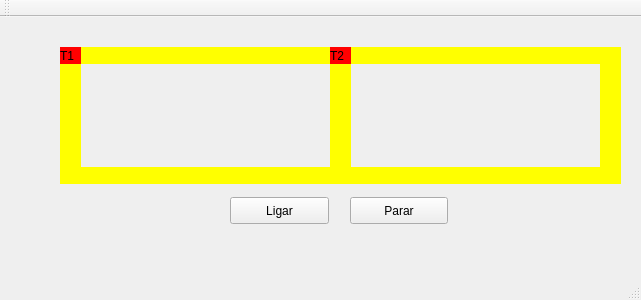
Before: the Qt Designer form mainwindow.ui in davi-i/projeto-trens, drawn with Qt 5.
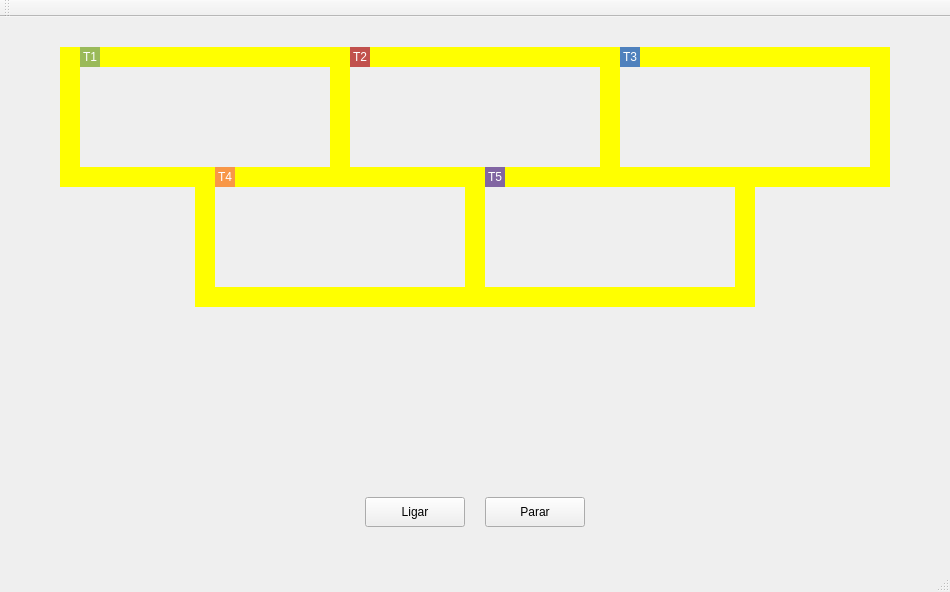
After: the same form once the commit is applied.

Diff of the .ui file:
```diff
--- a/mainwindow.ui
+++ b/mainwindow.ui
@@ -6,29 +6,35 @@
    <rect>
     <x>0</x>
     <y>0</y>
-    <width>641</width>
-    <height>300</height>
+    <width>950</width>
+    <height>592</height>
    </rect>
   </property>
   <property name="windowTitle">
    <string>MainWindow</string>
   </property>
+  <property name="styleSheet">
+   <string notr="true">QLabel { color: white }</string>
+  </property>
   <widget class="QWidget" name="centralWidget">
    <widget class="QLabel" name="label_trem1">
     <property name="geometry">
      <rect>
-      <x>60</x>
+      <x>80</x>
       <y>30</y>
-      <width>21</width>
-      <height>17</height>
+      <width>20</width>
+      <height>20</height>
      </rect>
     </property>
     <property name="styleSheet">
-     <string notr="true">QLabel { background: red}</string>
+     <string notr="true">QLabel { background: #9aba59}</string>
     </property>
     <property name="text">
      <string>T1</string>
     </property>
+    <property name="alignment">
+     <set>Qt::AlignCenter</set>
+    </property>
    </widget>
    <widget class="QLabel" name="label_trilho1">
     <property name="geometry">
@@ -36,7 +42,7 @@
       <x>80</x>
       <y>30</y>
       <width>250</width>
-      <height>17</height>
+      <height>20</height>
      </rect>
     </property>
     <property name="styleSheet">
@@ -52,7 +58,7 @@
       <x>80</x>
       <y>150</y>
       <width>250</width>
-      <height>17</height>
+      <height>20</height>
      </rect>
     </property>
     <property name="styleSheet">
@@ -67,8 +73,8 @@
      <rect>
       <x>330</x>
       <y>30</y>
-      <width>21</width>
-      <height>137</height>
+      <width>20</width>
+      <height>140</height>
      </rect>
     </property>
     <property name="styleSheet">
@@ -83,8 +89,8 @@
      <rect>
       <x>60</x>
       <y>30</y>
-      <width>21</width>
-      <height>137</height>
+      <width>20</width>
+      <height>140</height>
      </rect>
     </property>
     <property name="styleSheet">
@@ -97,10 +103,10 @@
    <widget class="QPushButton" name="pushButton">
     <property name="geometry">
      <rect>
-      <x>230</x>
-      <y>180</y>
-      <width>99</width>
-      <height>27</height>
+      <x>365</x>
+      <y>480</y>
+      <width>100</width>
+      <height>30</height>
      </rect>
     </property>
     <property name="text">
@@ -110,10 +116,10 @@
    <widget class="QPushButton" name="pushButton_2">
     <property name="geometry">
      <rect>
-      <x>350</x>
-      <y>180</y>
-      <width>98</width>
-      <height>27</height>
+      <x>485</x>
+      <y>480</y>
+      <width>100</width>
+      <height>30</height>
      </rect>
     </property>
     <property name="text">
@@ -125,8 +131,8 @@
      <rect>
       <x>600</x>
       <y>30</y>
-      <width>21</width>
-      <height>137</height>
+      <width>20</width>
+      <height>140</height>
      </rect>
     </property>
     <property name="styleSheet">
@@ -142,7 +148,7 @@
       <x>350</x>
       <y>30</y>
       <width>250</width>
-      <height>17</height>
+      <height>20</height>
      </rect>
     </property>
     <property name="styleSheet">
@@ -158,7 +164,7 @@
       <x>350</x>
       <y>150</y>
       <width>250</width>
-      <height>17</height>
+      <height>20</height>
      </rect>
     </property>
     <property name="styleSheet">
@@ -171,18 +177,206 @@
    <widget class="QLabel" name="label_trem2">
     <property name="geometry">
      <rect>
-      <x>330</x>
+      <x>350</x>
       <y>30</y>
-      <width>21</width>
-      <height>17</height>
+      <width>20</width>
+      <height>20</height>
      </rect>
     </property>
     <property name="styleSheet">
-     <string notr="true">QLabel { background: red}</string>
+     <string notr="true">QLabel { background: #c1514d }</string>
     </property>
     <property name="text">
      <string>T2</string>
     </property>
+    <property name="alignment">
+     <set>Qt::AlignCenter</set>
+    </property>
+   </widget>
+   <widget class="QLabel" name="label_trilho4_3">
+    <property name="geometry">
+     <rect>
+      <x>870</x>
+      <y>30</y>
+      <width>20</width>
+      <height>140</height>
+     </rect>
+    </property>
+    <property name="styleSheet">
+     <string notr="true">QLabel { background: yellow}</string>
+    </property>
+    <property name="text">
+     <string/>
+    </property>
+   </widget>
+   <widget class="QLabel" name="label_trilho1_3">
+    <property name="geometry">
+     <rect>
+      <x>620</x>
+      <y>30</y>
+      <width>250</width>
+      <height>20</height>
+     </rect>
+    </property>
+    <property name="styleSheet">
+     <string notr="true">QLabel { background: yellow}</string>
+    </property>
+    <property name="text">
+     <string/>
+    </property>
+   </widget>
+   <widget class="QLabel" name="label_trilho2_3">
+    <property name="geometry">
+     <rect>
+      <x>620</x>
+      <y>150</y>
+      <width>250</width>
+      <height>20</height>
+     </rect>
+    </property>
+    <property name="styleSheet">
+     <string notr="true">QLabel { background: yellow}</string>
+    </property>
+    <property name="text">
+     <string/>
+    </property>
+   </widget>
+   <widget class="QLabel" name="label_trem3">
+    <property name="geometry">
+     <rect>
+      <x>620</x>
+      <y>30</y>
+      <width>20</width>
+      <height>20</height>
+     </rect>
+    </property>
+    <property name="styleSheet">
+     <string notr="true">QLabel { background: #4f81bd}</string>
+    </property>
+    <property name="text">
+     <string>T3</string>
+    </property>
+    <property name="alignment">
+     <set>Qt::AlignCenter</set>
+    </property>
+   </widget>
+   <widget class="QLabel" name="label_trilho4_4">
+    <property name="geometry">
+     <rect>
+      <x>735</x>
+      <y>170</y>
+      <width>20</width>
+      <height>120</height>
+     </rect>
+    </property>
+    <property name="styleSheet">
+     <string notr="true">QLabel { background: yellow}</string>
+    </property>
+    <property name="text">
+     <string/>
+    </property>
+   </widget>
+   <widget class="QLabel" name="label_trilho4_5">
+    <property name="geometry">
+     <rect>
+      <x>465</x>
+      <y>170</y>
+      <width>20</width>
+      <height>120</height>
+     </rect>
+    </property>
+    <property name="styleSheet">
+     <string notr="true">QLabel { background: yellow}</string>
+    </property>
+    <property name="text">
+     <string/>
+    </property>
+   </widget>
+   <widget class="QLabel" name="label_trilho3_2">
+    <property name="geometry">
+     <rect>
+      <x>195</x>
+      <y>170</y>
+      <width>20</width>
+      <height>120</height>
+     </rect>
+    </property>
+    <property name="styleSheet">
+     <string notr="true">QLabel { background: yellow}</string>
+    </property>
+    <property name="text">
+     <string/>
+    </property>
+   </widget>
+   <widget class="QLabel" name="label_trilho2_4">
+    <property name="geometry">
+     <rect>
+      <x>485</x>
+      <y>270</y>
+      <width>250</width>
+      <height>20</height>
+     </rect>
+    </property>
+    <property name="styleSheet">
+     <string notr="true">QLabel { background: yellow}</string>
+    </property>
+    <property name="text">
+     <string/>
+    </property>
+   </widget>
+   <widget class="QLabel" name="label_trilho2_5">
+    <property name="geometry">
+     <rect>
+      <x>215</x>
+      <y>270</y>
+      <width>250</width>
+      <height>20</height>
+     </rect>
+    </property>
+    <property name="styleSheet">
+     <string notr="true">QLabel { background: yellow}</string>
+    </property>
+    <property name="text">
+     <string/>
+    </property>
+   </widget>
+   <widget class="QLabel" name="label_trem4">
+    <property name="geometry">
+     <rect>
+      <x>215</x>
+      <y>150</y>
+      <width>20</width>
+      <height>20</height>
+     </rect>
+    </property>
+    <property name="styleSheet">
+     <string notr="true">QLabel { background: #f89747}</string>
+    </property>
+    <property name="text">
+     <string>T4</string>
+    </property>
+    <property name="alignment">
+     <set>Qt::AlignCenter</set>
+    </property>
+   </widget>
+   <widget class="QLabel" name="label_trem5">
+    <property name="geometry">
+     <rect>
+      <x>485</x>
+      <y>150</y>
+      <width>20</width>
+      <height>20</height>
+     </rect>
+    </property>
+    <property name="styleSheet">
+     <string notr="true">QLabel { background: #8165a2 }</string>
+    </property>
+    <property name="text">
+     <string>T5</string>
+    </property>
+    <property name="alignment">
+     <set>Qt::AlignCenter</set>
+    </property>
    </widget>
    <zorder>label_trilho1</zorder>
    <zorder>label_trilho2</zorder>
@@ -195,14 +389,25 @@
    <zorder>label_trilho1_2</zorder>
    <zorder>label_trilho2_2</zorder>
    <zorder>label_trem2</zorder>
+   <zorder>label_trilho4_3</zorder>
+   <zorder>label_trilho1_3</zorder>
+   <zorder>label_trilho2_3</zorder>
+   <zorder>label_trem3</zorder>
+   <zorder>label_trilho4_4</zorder>
+   <zorder>label_trilho4_5</zorder>
+   <zorder>label_trilho3_2</zorder>
+   <zorder>label_trilho2_4</zorder>
+   <zorder>label_trilho2_5</zorder>
+   <zorder>label_trem4</zorder>
+   <zorder>label_trem5</zorder>
   </widget>
   <widget class="QMenuBar" name="menuBar">
    <property name="geometry">
     <rect>
      <x>0</x>
      <y>0</y>
-     <width>641</width>
-     <height>22</height>
+     <width>950</width>
+     <height>19</height>
     </rect>
    </property>
   </widget>
```
